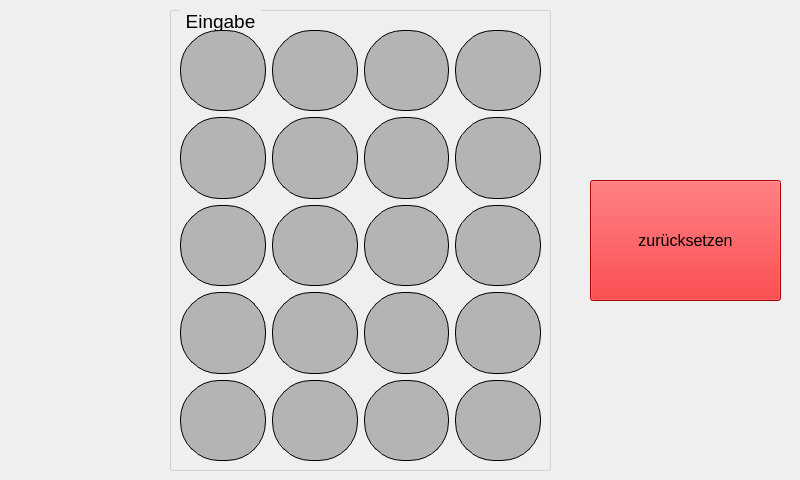
This is eingabewindow.ui in matthiaszipp/steinbuch as Qt 5 draws it before an edit. The edited form follows.
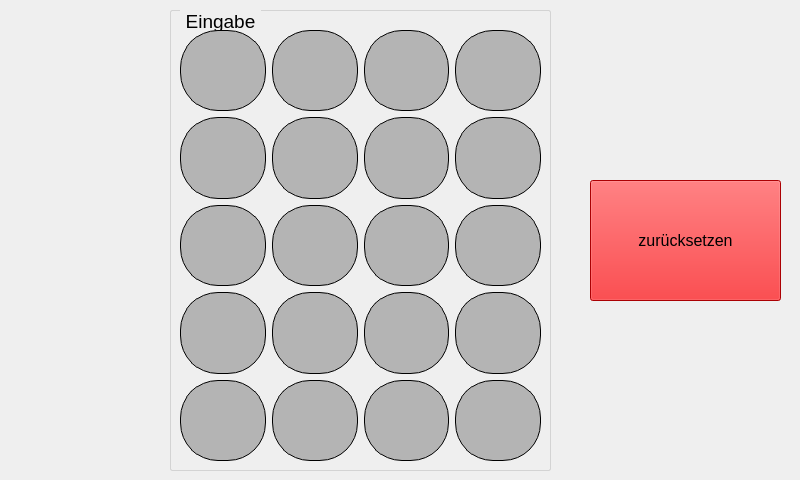
This is the edited form.

Patch:
```diff
--- a/eingabewindow.ui
+++ b/eingabewindow.ui
@@ -466,7 +466,7 @@
 color: black;
 background: rgb(180,180,180); 
 border: 1px solid;
-border-radius:39px;
+border-radius:38px;
 outline: 0;
 }
 
```
